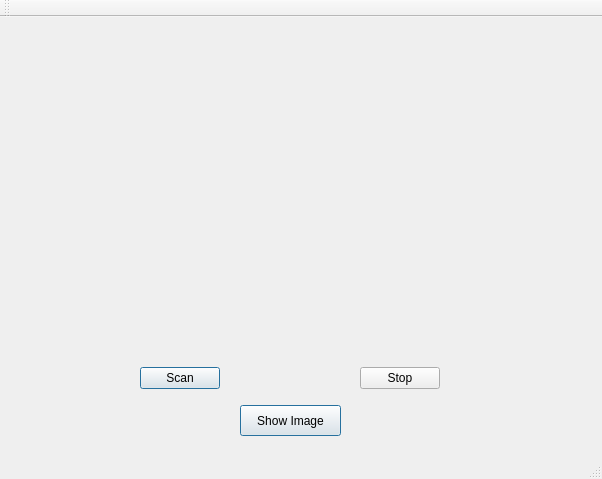
The window that mainwindow.ui (puma3/Scanner3D) describes before a commit, drawn with Qt 5.
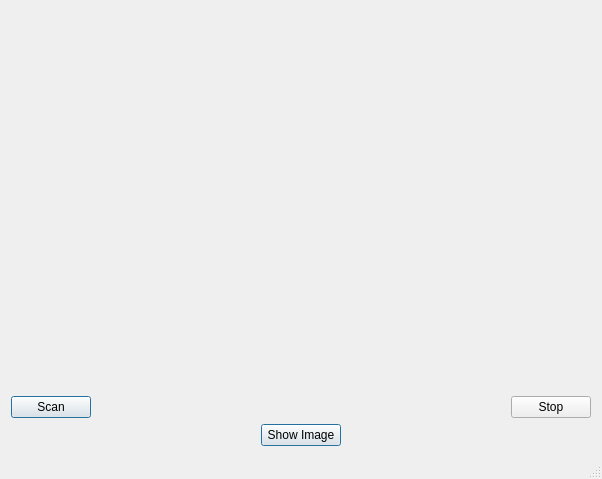
The same window after the commit. Icons and pictures are not drawn.

```diff
--- a/mainwindow.ui
+++ b/mainwindow.ui
@@ -14,15 +14,9 @@
    <string>MainWindow</string>
   </property>
   <widget class="QWidget" name="centralWidget">
+   <layout class="QGridLayout" name="gridLayout">
+    <item row="0" column="0">
    <widget class="QLabel" name="camera">
-    <property name="geometry">
-     <rect>
-      <x>70</x>
-      <y>30</y>
-      <width>461</width>
-      <height>281</height>
-     </rect>
-    </property>
     <property name="autoFillBackground">
      <bool>true</bool>
     </property>
@@ -30,15 +24,16 @@
      <string/>
     </property>
    </widget>
+    </item>
+    <item row="1" column="0">
+     <layout class="QVBoxLayout" name="verticalLayout">
+      <item>
+       <layout class="QHBoxLayout" name="horizontalLayout_2">
+        <property name="sizeConstraint">
+         <enum>QLayout::SetMinimumSize</enum>
+        </property>
+        <item>
    <widget class="QPushButton" name="pushButton">
-    <property name="geometry">
-     <rect>
-      <x>140</x>
-      <y>350</y>
-      <width>80</width>
-      <height>22</height>
-     </rect>
-    </property>
     <property name="autoFillBackground">
      <bool>true</bool>
     </property>
@@ -53,15 +48,53 @@
      <bool>true</bool>
     </property>
    </widget>
+        </item>
+        <item>
+         <spacer name="horizontalSpacer_3">
+          <property name="orientation">
+           <enum>Qt::Horizontal</enum>
+          </property>
+          <property name="sizeHint" stdset="0">
+           <size>
+            <width>40</width>
+            <height>20</height>
+           </size>
+          </property>
+         </spacer>
+        </item>
+        <item>
+         <widget class="QPushButton" name="pushButton_3">
+          <property name="text">
+           <string>Stop</string>
+          </property>
+          <property name="icon">
+           <iconset>
+            <normaloff>../../../../Imágenes/stop.png</normaloff>../../../../Imágenes/stop.png</iconset>
+          </property>
+         </widget>
+        </item>
+       </layout>
+      </item>
+      <item>
+       <layout class="QHBoxLayout" name="horizontalLayout">
+        <property name="sizeConstraint">
+         <enum>QLayout::SetMinimumSize</enum>
+        </property>
+        <item>
+         <spacer name="horizontalSpacer">
+          <property name="orientation">
+           <enum>Qt::Horizontal</enum>
+          </property>
+          <property name="sizeHint" stdset="0">
+           <size>
+            <width>40</width>
+            <height>10</height>
+           </size>
+          </property>
+         </spacer>
+        </item>
+        <item>
    <widget class="QPushButton" name="pushButton_2">
-    <property name="geometry">
-     <rect>
-      <x>240</x>
-      <y>388</y>
-      <width>101</width>
-      <height>31</height>
-     </rect>
-    </property>
     <property name="autoFillBackground">
      <bool>true</bool>
     </property>
@@ -79,23 +112,25 @@
      <bool>true</bool>
     </property>
    </widget>
-   <widget class="QPushButton" name="pushButton_3">
-    <property name="geometry">
-     <rect>
-      <x>360</x>
-      <y>350</y>
-      <width>80</width>
-      <height>22</height>
-     </rect>
-    </property>
-    <property name="text">
-     <string>Stop</string>
-    </property>
-    <property name="icon">
-     <iconset>
-      <normaloff>../../../../Imágenes/stop.png</normaloff>../../../../Imágenes/stop.png</iconset>
-    </property>
-   </widget>
+        </item>
+        <item>
+         <spacer name="horizontalSpacer_2">
+          <property name="orientation">
+           <enum>Qt::Horizontal</enum>
+          </property>
+          <property name="sizeHint" stdset="0">
+           <size>
+            <width>40</width>
+            <height>10</height>
+           </size>
+          </property>
+         </spacer>
+        </item>
+       </layout>
+      </item>
+     </layout>
+    </item>
+   </layout>
   </widget>
   <widget class="QMenuBar" name="menuBar">
    <property name="geometry">
@@ -107,14 +142,6 @@
     </rect>
    </property>
   </widget>
-  <widget class="QToolBar" name="mainToolBar">
-   <attribute name="toolBarArea">
-    <enum>TopToolBarArea</enum>
-   </attribute>
-   <attribute name="toolBarBreak">
-    <bool>false</bool>
-   </attribute>
-  </widget>
   <widget class="QStatusBar" name="statusBar"/>
  </widget>
  <layoutdefault spacing="6" margin="11"/>
```
Lines whose indentation alone changed are shown as unchanged.
